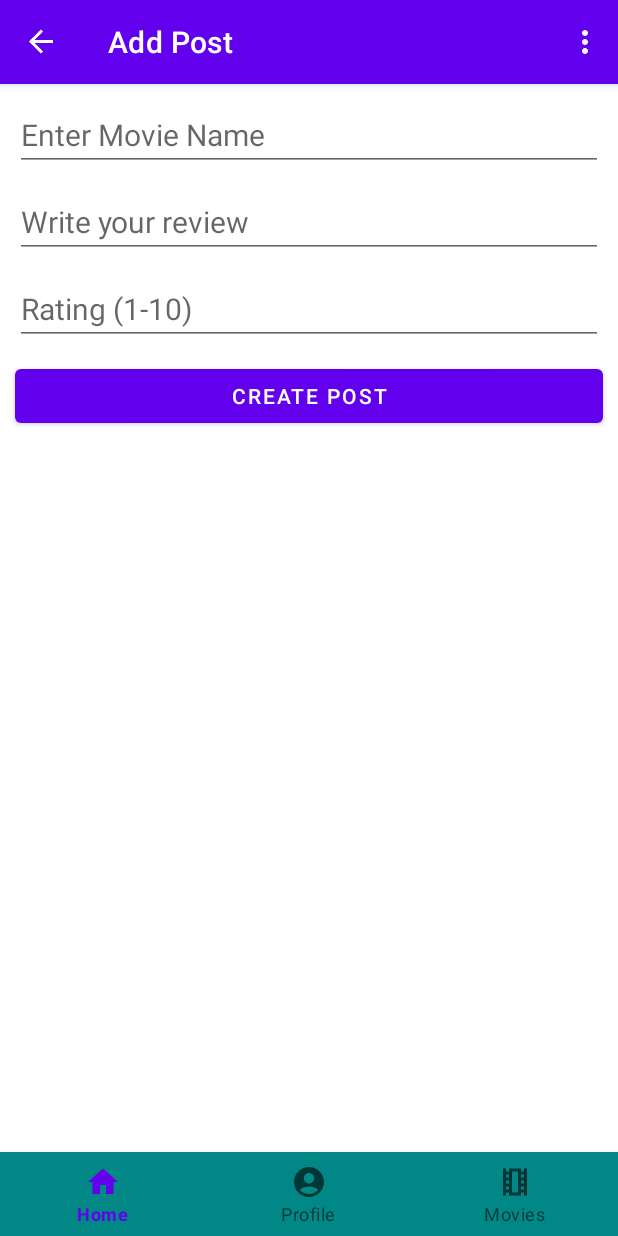
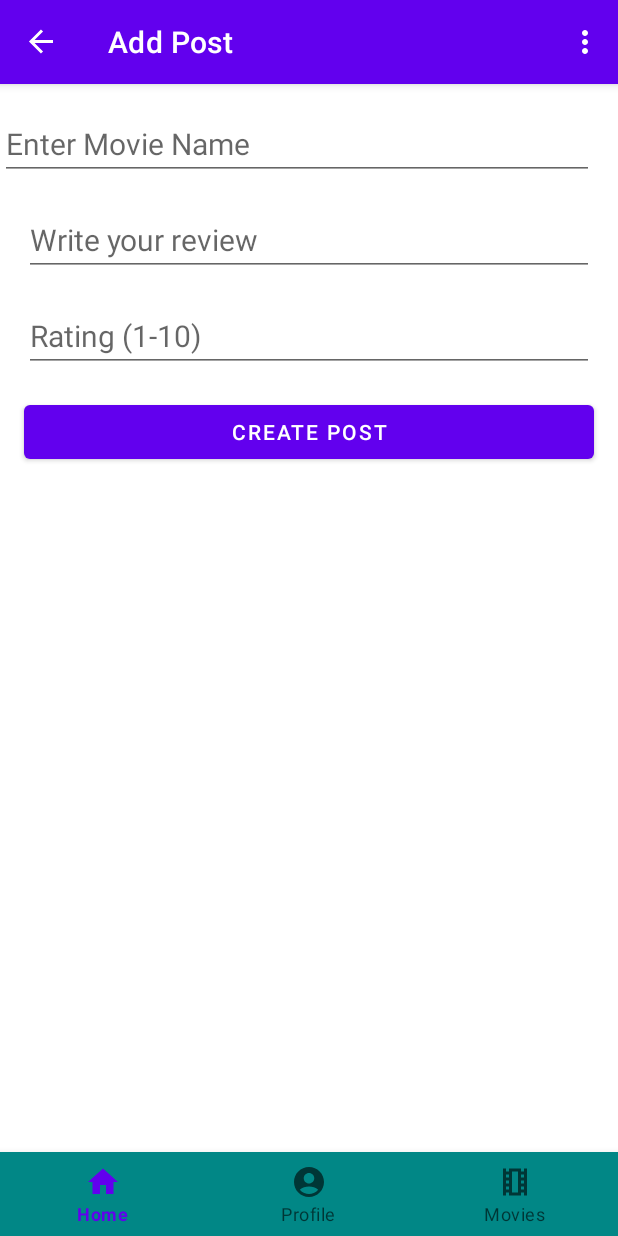
Before and after one commit to MosheAzachi/MovieReviewsApp, an Android app: the AddPostFragment screen opened through its navigation route, on a phone screen of 412 x 824 dp. Run offline under Robolectric (Android 15) with nearby library versions, the phone set to English and light mode, and no system bars; our stand-ins replace Firebase (no records; nobody signed in at launch, a user with empty details on screens opened directly), Picasso, navigation-ui; pictures from the network do not load.

Commit message:
Improved UI in fragment_add_post and custom_info_window

```diff
--- a/app/src/main/res/layout/fragment_add_post.xml
+++ b/app/src/main/res/layout/fragment_add_post.xml
@@ -1,18 +1,18 @@
 <?xml version="1.0" encoding="utf-8"?>
-<androidx.constraintlayout.widget.ConstraintLayout
-    xmlns:android="http://schemas.android.com/apk/res/android"
+<androidx.constraintlayout.widget.ConstraintLayout xmlns:android="http://schemas.android.com/apk/res/android"
     xmlns:app="http://schemas.android.com/apk/res-auto"
     xmlns:tools="http://schemas.android.com/tools"
     android:layout_width="match_parent"
     android:layout_height="match_parent"
     tools:context=".ui.movies.MoviesFragment">
 
+    <!-- Movie Name Search -->
     <EditText
         android:id="@+id/editTextSearchMovieAddPost"
-        android:layout_width="match_parent"
+        android:layout_width="0dp"
         android:layout_height="wrap_content"
-        android:layout_margin="10dp"
-        android:ems="10"
+        android:layout_marginTop="16dp"
+        android:layout_marginEnd="16dp"
         android:hint="Enter Movie Name"
         android:inputType="text"
         android:textSize="20sp"
@@ -20,49 +20,58 @@
         app:layout_constraintStart_toStartOf="parent"
         app:layout_constraintTop_toTopOf="parent" />
 
+    <!-- Movie List RecyclerView -->
     <androidx.recyclerview.widget.RecyclerView
         android:id="@+id/recyclerViewMovies"
         android:layout_width="0dp"
         android:layout_height="0dp"
         android:layout_marginTop="8dp"
-        app:layout_constraintBottom_toBottomOf="parent"
+        app:layout_constraintTop_toBottomOf="@+id/editTextSearchMovieAddPost"
+        app:layout_constraintStart_toStartOf="parent"
         app:layout_constraintEnd_toEndOf="parent"
-        app:layout_constraintStart_toStartOf="parent"
-        app:layout_constraintTop_toBottomOf="@id/editTextSearchMovieAddPost" />
+        app:layout_constraintBottom_toBottomOf="parent" />
 
+    <!-- Review Input -->
     <EditText
         android:id="@+id/editTextReview"
-        android:layout_width="match_parent"
+        android:layout_width="0dp"
         android:layout_height="wrap_content"
-        android:layout_margin="10dp"
-        android:ems="10"
+        android:layout_marginStart="16dp"
+        android:layout_marginEnd="16dp"
+        android:layout_marginTop="16dp"
         android:hint="Write your review"
         android:inputType="textMultiLine"
         android:textSize="20sp"
-        app:layout_constraintEnd_toEndOf="parent"
+        app:layout_constraintTop_toBottomOf="@+id/editTextSearchMovieAddPost"
         app:layout_constraintStart_toStartOf="parent"
-        app:layout_constraintTop_toBottomOf="@+id/editTextSearchMovieAddPost" />
+        app:layout_constraintEnd_toEndOf="parent" />
 
+    <!-- Rating Input -->
     <EditText
         android:id="@+id/editTextRating"
-        android:layout_width="match_parent"
+        android:layout_width="0dp"
         android:layout_height="wrap_content"
-        android:layout_margin="10dp"
-        android:ems="1"
+        android:layout_marginStart="16dp"
+        android:layout_marginEnd="16dp"
+        android:layout_marginTop="16dp"
         android:hint="Rating (1-10)"
         android:inputType="number"
         android:textSize="20sp"
-        app:layout_constraintEnd_toEndOf="parent"
+        app:layout_constraintTop_toBottomOf="@+id/editTextReview"
         app:layout_constraintStart_toStartOf="parent"
-        app:layout_constraintTop_toBottomOf="@+id/editTextReview" />
+        app:layout_constraintEnd_toEndOf="parent" />
 
+    <!-- Create Post Button -->
     <Button
         android:id="@+id/buttonCreatePost"
-        android:layout_width="match_parent"
+        android:layout_width="0dp"
         android:layout_height="wrap_content"
-        android:layout_margin="10dp"
+        android:layout_marginStart="16dp"
+        android:layout_marginEnd="16dp"
+        android:layout_marginTop="16dp"
         android:text="Create Post"
         app:layout_constraintTop_toBottomOf="@+id/editTextRating"
-        tools:layout_editor_absoluteX="275dp" />
+        app:layout_constraintStart_toStartOf="parent"
+        app:layout_constraintEnd_toEndOf="parent" />
 
 </androidx.constraintlayout.widget.ConstraintLayout>
```
Also changed, not shown: app/src/main/res/layout/custom_info_window.xml (+17 -12 lines).
